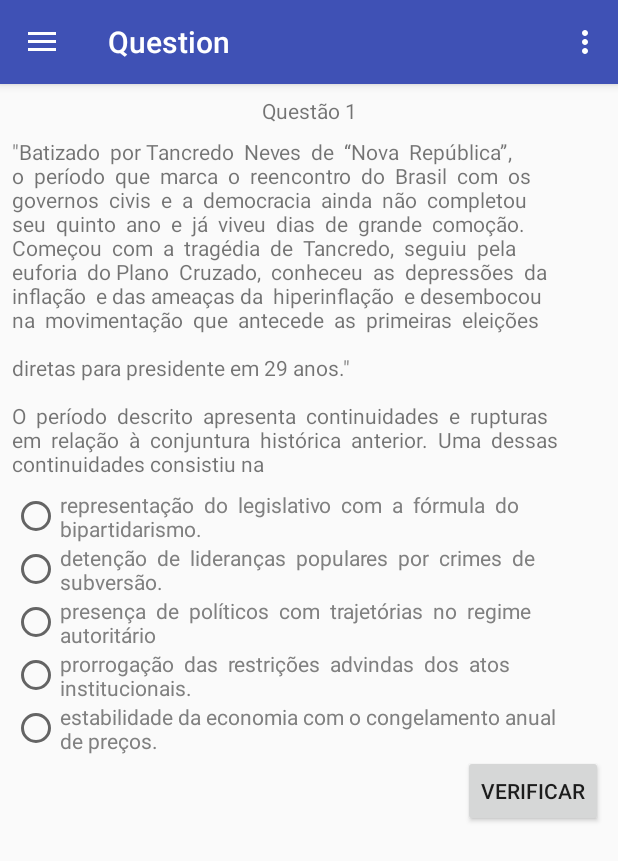
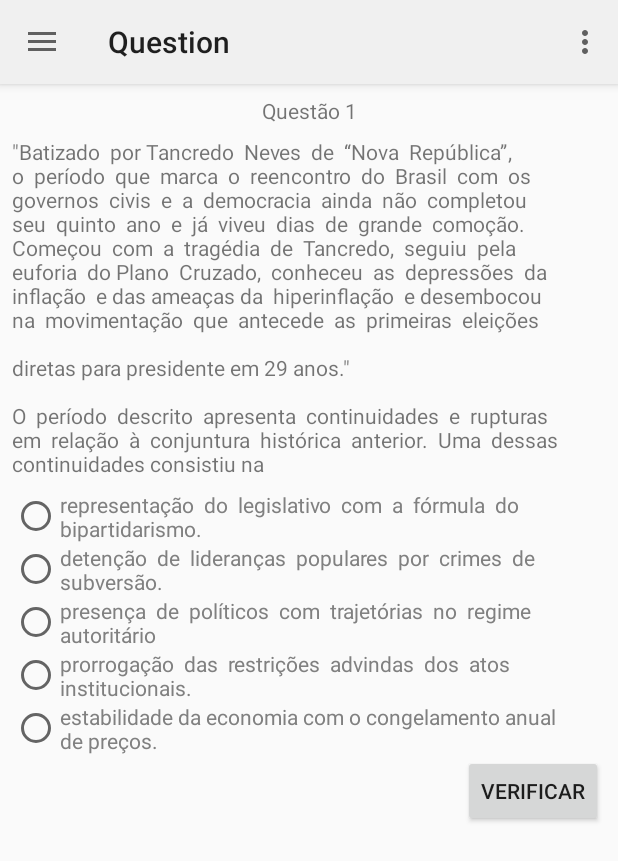
Before and after one commit to leandrovianna/DuEnem, an Android app: the screen it shows after launch once a user with an empty profile is signed in (QuestionActivity), on a phone screen of 412 x 824 dp. Shown: the top 861 px of the screen. Run offline under Robolectric (Android 15) with nearby library versions, the phone set to English and light mode, and no system bars; our stand-ins replace Firebase (no records; nobody signed in at launch, a user with empty details on screens opened directly), Picasso.

Commit message:
Some changes in layout

```diff
--- a/app/build.gradle
+++ b/app/build.gradle
@@ -30,15 +30,17 @@ dependencies {
     // activate if on TDD
     //testCompile 'junit:junit:4.12'
 
+
+
+
+
     compile 'com.android.support:design:25.3.1'
     compile 'com.android.support:appcompat-v7:25.3.1'
     compile 'com.android.support.constraint:constraint-layout:1.0.2'
     compile 'com.android.support:cardview-v7:25.3.1'
-
     compile 'com.google.firebase:firebase-auth:11.0.1'
     compile 'com.google.firebase:firebase-database:11.0.1'
     compile 'com.google.android.gms:play-services-auth:11.0.1'
-
     compile 'com.squareup.picasso:picasso:2.5.2'
 }
 
--- a/app/src/main/AndroidManifest.xml
+++ b/app/src/main/AndroidManifest.xml
@@ -20,7 +20,7 @@
         <activity
             android:name=".HomeActivity"
             android:label="@string/app_name"
-            android:theme="@style/AppTheme.NoActionBar"></activity>
+            android:theme="@style/AppTheme.NoActionBar" />
         <activity
             android:name=".view_pager_cards.LessonActivity"
             android:label="@string/title_activity_lesson"
@@ -37,7 +37,7 @@
         <activity
             android:name=".RankingActivity"
             android:label="@string/title_activity_ranking"
-            android:theme="@style/AppTheme.NoActionBar"></activity>
+            android:theme="@style/AppTheme.NoActionBar" />
     </application>
 
 </manifest>
--- a/app/src/main/res/values/colors.xml
+++ b/app/src/main/res/values/colors.xml
@@ -1,9 +1,9 @@
 <?xml version="1.0" encoding="utf-8"?>
 <resources>
-    <color name="colorPrimary">#3f51b5</color>
-    <color name="colorPrimaryDark">#303F9F</color>
-    <color name="colorAccent">#FF4081</color>
-    <color name="colorQuestionCorrect">#ef5350</color>
+    <color name="colorPrimary">#f0f0f0</color>
+    <color name="colorPrimaryDark">#cfcfcf</color>
+    <color name="colorAccent">#7ac70c</color>
+    <color name="colorQuestionCorrect">#1cb0f6</color>
     <color name="colorQuestionDefault">#808080</color>
     <color name="white">#ffffff</color>
 </resources>
--- a/app/src/main/res/values/strings.xml
+++ b/app/src/main/res/values/strings.xml
@@ -26,5 +26,6 @@
     <string name="drawer_option_ranking">Ranking</string>
 
     <string name="title_activity_ranking">Ranking</string>
+    <string name="title_activity_lesson_ended">LessonEndedActivity</string>
 
 </resources>
--- a/app/src/main/res/values/styles.xml
+++ b/app/src/main/res/values/styles.xml
@@ -13,8 +13,8 @@
         <item name="windowNoTitle">true</item>
     </style>
 
-    <style name="AppTheme.AppBarOverlay" parent="ThemeOverlay.AppCompat.Dark.ActionBar" />
 
-    <style name="AppTheme.PopupOverlay" parent="ThemeOverlay.AppCompat.Light" />
+
+
 
 </resources>
```
